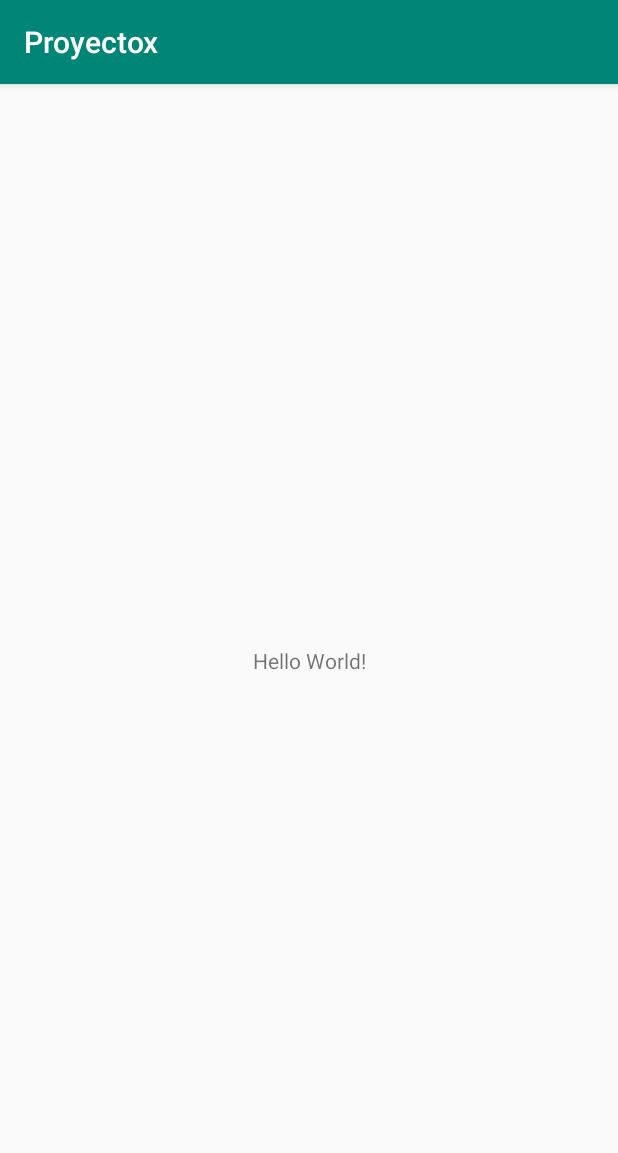
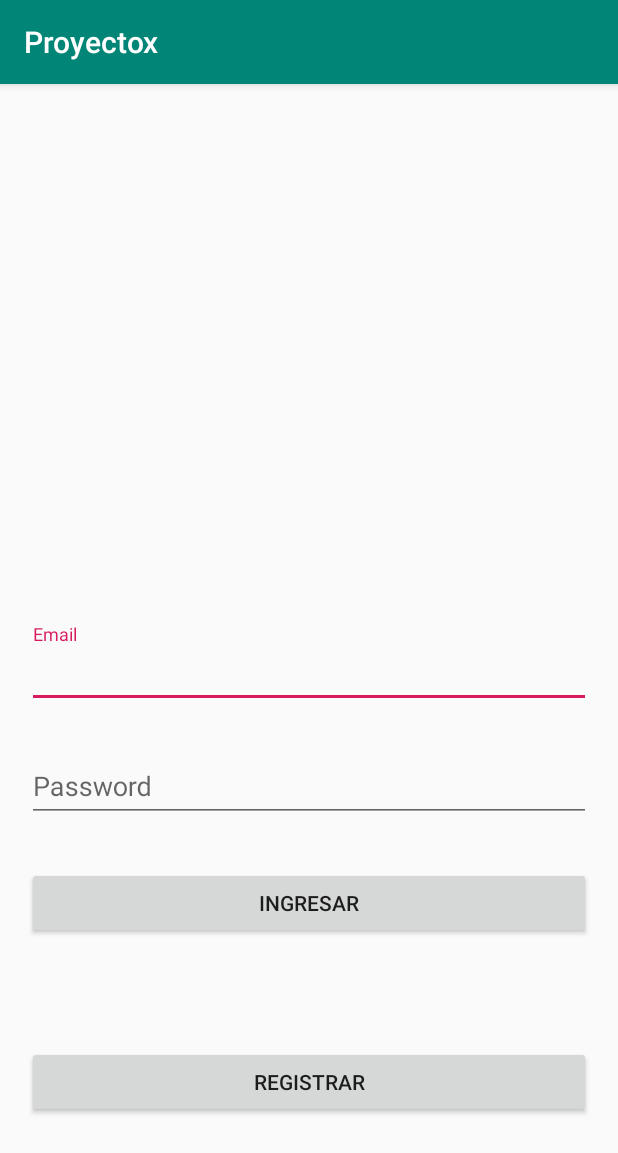
Before and after one commit to ifangeek/ProyectoX, an Android app: the screen it shows after launch (MainActivity), on a phone screen of 412 x 824 dp. Shown: the top 1153 px of the screen. Run offline under Robolectric (Android 15) with nearby library versions, the phone set to English and light mode, and no system bars; our stand-ins replace Firebase (no records; nobody signed in at launch, a user with empty details on screens opened directly).

Commit message:
layout login hecho (falta dar diseño a la interfaz)

```diff
--- a/app/build.gradle
+++ b/app/build.gradle
@@ -25,9 +25,11 @@ dependencies {
     testImplementation 'junit:junit:4.12'
     androidTestImplementation 'com.android.support.test:runner:1.0.2'
     androidTestImplementation 'com.android.support.test.espresso:espresso-core:3.0.2'
+    implementation 'com.android.support:design:27.1.1'
 
     //FIREBASE
     implementation 'com.google.firebase:firebase-core:15.0.2'
     implementation 'com.google.firebase:firebase-database:15.0.1'
+    implementation 'com.google.firebase:firebase-auth:15.1.0'
 }
 apply plugin: 'com.google.gms.google-services'
--- a/app/src/main/java/ifangeek/com/proyectox/MainActivity.java
+++ b/app/src/main/java/ifangeek/com/proyectox/MainActivity.java
@@ -3,13 +3,18 @@ package ifangeek.com.proyectox;
 import android.support.v7.app.AppCompatActivity;
 import android.os.Bundle;
 
+import com.google.firebase.auth.FirebaseAuth;
+
 public class MainActivity extends AppCompatActivity {
 
+    private FirebaseAuth mAuth;
 
 
     @Override
     protected void onCreate(Bundle savedInstanceState) {
         super.onCreate(savedInstanceState);
         setContentView(R.layout.activity_main);
+
+        mAuth.getInstance();
     }
 }
--- a/app/src/main/res/layout/activity_main.xml
+++ b/app/src/main/res/layout/activity_main.xml
@@ -4,15 +4,73 @@
     xmlns:tools="http://schemas.android.com/tools"
     android:layout_width="match_parent"
     android:layout_height="match_parent"
+    android:padding="10dp"
+    android:orientation="vertical"
     tools:context=".MainActivity">
 
-    <TextView
-        android:layout_width="wrap_content"
+    <android.support.design.widget.TextInputLayout
+        android:id="@+id/text_input_email"
+        android:layout_width="match_parent"
         android:layout_height="wrap_content"
-        android:text="Hello World!"
+        android:layout_marginEnd="8dp"
+        android:layout_marginStart="8dp"
+        android:layout_marginTop="8dp"
+        app:layout_constraintEnd_toEndOf="parent"
+        app:layout_constraintStart_toStartOf="parent"
+        app:layout_constraintTop_toTopOf="parent"
+        app:layout_constraintBottom_toBottomOf="parent">
+
+        <EditText
+            android:id="@+id/et_email"
+            android:hint="Email"
+            android:layout_width="match_parent"
+            android:layout_height="wrap_content" />
+
+    </android.support.design.widget.TextInputLayout>
+
+    <android.support.design.widget.TextInputLayout
+        android:id="@+id/text_input_password"
+        android:layout_width="0dp"
+        android:layout_height="wrap_content"
+        android:layout_marginTop="20dp"
+        app:layout_constraintEnd_toEndOf="@+id/text_input_email"
+        app:layout_constraintStart_toStartOf="@+id/text_input_email"
+        app:layout_constraintTop_toBottomOf="@+id/text_input_email">
+
+        <EditText
+            android:id="@+id/et_password"
+            android:layout_width="match_parent"
+            android:layout_height="wrap_content"
+            android:hint="Password" />
+    </android.support.design.widget.TextInputLayout>
+
+
+    <Button
+        android:id="@+id/btn_login"
+        android:layout_width="match_parent"
+        android:layout_height="wrap_content"
+        android:layout_marginEnd="8dp"
+        android:layout_marginStart="8dp"
+        android:layout_marginTop="30dp"
+        android:text="INGRESAR"
+        app:layout_constraintEnd_toEndOf="parent"
+        app:layout_constraintStart_toStartOf="parent"
+        app:layout_constraintTop_toBottomOf="@+id/text_input_password" />
+
+    <Button
+        android:id="@+id/btn_register"
+        android:layout_width="match_parent"
+        android:layout_height="wrap_content"
+        android:layout_marginBottom="8dp"
+        android:layout_marginEnd="8dp"
+        android:layout_marginStart="8dp"
+        android:layout_marginTop="10dp"
+        android:text="REGISTRAR"
         app:layout_constraintBottom_toBottomOf="parent"
-        app:layout_constraintLeft_toLeftOf="parent"
-        app:layout_constraintRight_toRightOf="parent"
-        app:layout_constraintTop_toTopOf="parent" />
+        app:layout_constraintEnd_toEndOf="parent"
+        app:layout_constraintStart_toStartOf="parent"
+        app:layout_constraintTop_toBottomOf="@+id/btn_login" />
+
+
 
 </android.support.constraint.ConstraintLayout>
```
